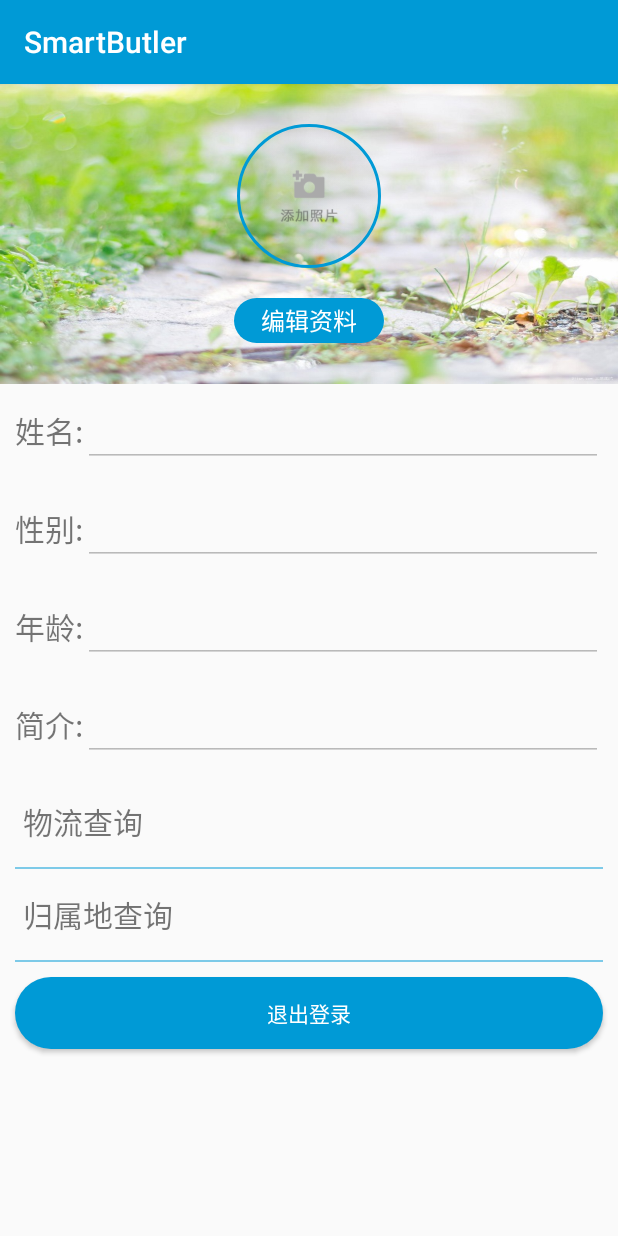
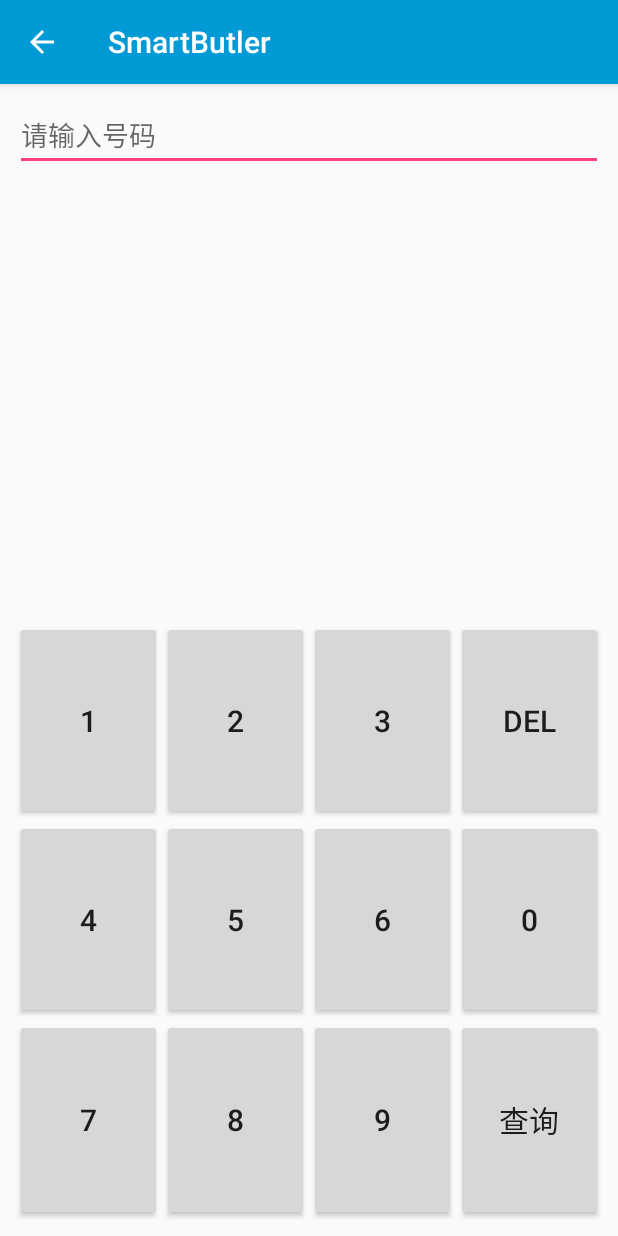
Before and after one commit to cytcool/SmartButler1, an Android app: the fragment UsersFragment shown on its own in the app's theme, after a tap on "归属地查询", on a phone screen of 412 x 824 dp. Run offline under Robolectric (Android 15) with nearby library versions, the phone set to English and light mode, and no system bars; our stand-ins replace CircleImageView; libraries missing offline, so code that uses them is left out: cn.bmob.v3, com.kymjs.rxvolley; Roboto replaces fonts that are not available here; 5 statements that could not run were skipped.

Commit message:
归属地查询

```diff
--- a/app/src/main/AndroidManifest.xml
+++ b/app/src/main/AndroidManifest.xml
@@ -52,6 +52,8 @@
 
         <activity android:name=".ui.CourierActivity"/>
 
+        <activity android:name=".ui.PhoneActivity"/>
+
     </application>
 
 </manifest>
--- a/app/src/main/java/com/atguigu/smartbutler1/fragment/UsersFragment.java
+++ b/app/src/main/java/com/atguigu/smartbutler1/fragment/UsersFragment.java
@@ -22,6 +22,7 @@ import com.atguigu.smartbutler1.entity.MyUser;
 import com.atguigu.smartbutler1.ui.CourierActivity;
 import com.atguigu.smartbutler1.ui.L;
 import com.atguigu.smartbutler1.ui.LoginActivity;
+import com.atguigu.smartbutler1.ui.PhoneActivity;
 import com.atguigu.smartbutler1.view.CustomDialog;
 
 import java.io.File;
@@ -218,12 +219,16 @@ public class UsersFragment extends Fragment implements View.OnClickListener {
             case R.id.btn_picture:
                 toPicture();
                 break;
+
+            //快递查询
             case R.id.tv_courier:
                 startActivity(new Intent(getActivity(), CourierActivity.class));
                 break;
-          /*  case R.id.tv_phone:
+
+            //归属地查询
+            case R.id.tv_phone:
                 startActivity(new Intent(getActivity(), PhoneActivity.class));
-                break;*/
+                break;
         }
     }
 
--- /dev/null
+++ b/app/src/main/java/com/atguigu/smartbutler1/ui/PhoneActivity.java
@@ -0,0 +1,190 @@
+package com.atguigu.smartbutler1.ui;
+
+import android.os.Bundle;
+import android.support.annotation.Nullable;
+import android.text.TextUtils;
+import android.view.View;
+import android.widget.Button;
+import android.widget.EditText;
+import android.widget.ImageView;
+import android.widget.TextView;
+
+import com.atguigu.smartbutler1.R;
+import com.atguigu.smartbutler1.utils.StaticClass;
+import com.kymjs.rxvolley.RxVolley;
+import com.kymjs.rxvolley.client.HttpCallback;
+
+import org.json.JSONException;
+import org.json.JSONObject;
+import org.w3c.dom.Text;
+
+/**
+ * Created by CYT on 2017/11/21.
+ */
+
+public class PhoneActivity extends BaseActivity implements View.OnClickListener {
+
+    //输入框
+    private EditText et_number;
+    //公司logo
+    private ImageView iv_company;
+    //结果
+    private TextView tv_result;
+
+    private Button btn_0, btn_1, btn_2, btn_3, btn_4, btn_5, btn_6, btn_7, btn_8, btn_9, btn_del, btn_query;
+    private boolean flag = false ;
+
+    @Override
+    protected void onCreate(@Nullable Bundle savedInstanceState) {
+        super.onCreate(savedInstanceState);
+        setContentView(R.layout.activity_phone);
+
+        initView();
+    }
+
+    private void initView() {
+        et_number = (EditText) findViewById(R.id.et_number);
+        iv_company = (ImageView) findViewById(R.id.iv_company);
+        tv_result = (TextView) findViewById(R.id.tv_result);
+
+        btn_0 = (Button) findViewById(R.id.btn_0);
+        btn_0.setOnClickListener(this);
+        btn_1 = (Button) findViewById(R.id.btn_1);
+        btn_1.setOnClickListener(this);
+        btn_2 = (Button) findViewById(R.id.btn_2);
+        btn_2.setOnClickListener(this);
+        btn_3 = (Button) findViewById(R.id.btn_3);
+        btn_3.setOnClickListener(this);
+        btn_4 = (Button) findViewById(R.id.btn_4);
+        btn_4.setOnClickListener(this);
+        btn_5 = (Button) findViewById(R.id.btn_5);
+        btn_5.setOnClickListener(this);
+        btn_6 = (Button) findViewById(R.id.btn_6);
+        btn_6.setOnClickListener(this);
+        btn_7 = (Button) findViewById(R.id.btn_7);
+        btn_7.setOnClickListener(this);
+        btn_8 = (Button) findViewById(R.id.btn_8);
+        btn_8.setOnClickListener(this);
+        btn_9 = (Button) findViewById(R.id.btn_9);
+        btn_9.setOnClickListener(this);
+        btn_del = (Button) findViewById(R.id.btn_del);
+        btn_del.setOnClickListener(this);
+        btn_query = (Button) findViewById(R.id.btn_query);
+        btn_query.setOnClickListener(this);
+
+        //长按事件
+        btn_del.setOnLongClickListener(new View.OnLongClickListener() {
+            @Override
+            public boolean onLongClick(View v) {
+                et_number.setText("");
+                return false;
+            }
+        });
+    }
+
+    @Override
+    public void onClick(View view) {
+        /**
+         * 逻辑
+         * 1.获取输入框的内容
+         * 2.判断是否为空
+         * 3.网络请求
+         * 4.解析Json
+         * 5.结果显示
+         *
+         * ------
+         * 键盘逻辑
+         */
+
+        //获取到输入框的内容
+        String str = et_number.getText().toString();
+
+        switch (view.getId()){
+            case R.id.btn_0:
+            case R.id.btn_1:
+            case R.id.btn_2:
+            case R.id.btn_3:
+            case R.id.btn_4:
+            case R.id.btn_5:
+            case R.id.btn_6:
+            case R.id.btn_7:
+            case R.id.btn_8:
+            case R.id.btn_9:
+                if (flag) {
+                    flag = false;
+                    str = "";
+                    et_number.setText("");
+                }
+
+                //每次结尾添加1
+                et_number.setText(str + ((Button) view).getText());
+                //每次移动光标
+                et_number.setSelection(str.length()+1);
+                break;
+            case R.id.btn_del:
+                if (!TextUtils.isEmpty(str) && str.length() > 0) {
+                    //每次结尾减去1
+                    et_number.setText(str.substring(0, str.length() - 1));
+                    //移动光标
+                    et_number.setSelection(str.length() - 1);
+                }
+                break;
+            case R.id.btn_query:
+                if(!TextUtils.isEmpty(str)){
+                    getPhone(str);
+                }
+                break;
+
+
+        }
+
+    }
+
+    //获取归属地
+    private void getPhone(String str) {
+        String url = "http://apis.juhe.cn/mobile/get?phone=" + str + "&key=" + StaticClass.PHONE_KEY;
+        RxVolley.get(url, new HttpCallback() {
+            @Override
+            public void onSuccess(String t) {
+                //Toast.makeText(PhoneActivity.this, "结果：" + t, Toast.LENGTH_SHORT).show();
+                L.i("phone:" + t);
+                parsingJson(t);
+            }
+        });
+    }
+
+    private void parsingJson(String t) {
+        try {
+            JSONObject jsonObject = new JSONObject();
+            JSONObject jsonResult = jsonObject.getJSONObject("result");
+            String province = jsonResult.getString("province");
+            String city = jsonResult.getString("city");
+            String areacode = jsonResult.getString("areacode");
+            String zip = jsonResult.getString("zip");
+            String company = jsonResult.getString("company");
+            String card = jsonResult.getString("card");
+
+            tv_result.setText("归属地:" + province + city + "\n"
+                    + "区号:" + areacode + "\n"
+                    + "邮编:" + zip + "\n"
+                    + "运营商:" + company + "\n"
+                    + "类型:" + card);
+
+            //图片显示
+            switch (company) {
+                case "移动":
+                    iv_company.setBackgroundResource(R.drawable.china_mobile);
+                    break;
+                case "联通":
+                    iv_company.setBackgroundResource(R.drawable.china_unicom);
+                    break;
+                case "电信":
+                    iv_company.setBackgroundResource(R.drawable.china_telecom);
+                    break;
+            }
+            flag=true;
+        } catch (JSONException e) {
+            e.printStackTrace();
+        }
+    }
+}
--- a/app/src/main/java/com/atguigu/smartbutler1/utils/StaticClass.java
+++ b/app/src/main/java/com/atguigu/smartbutler1/utils/StaticClass.java
@@ -14,4 +14,6 @@ public class StaticClass {
 
     //快递Key
     public static final String COURIER_KEY = "1af43b4fd1c9ecf97493233f6769b749";
+
+    public static final String PHONE_KEY = "22a6ba14995ce26dd0002216be51dabb";
 }
--- /dev/null
+++ b/app/src/main/res/layout/activity_phone.xml
@@ -0,0 +1,168 @@
+<?xml version="1.0" encoding="utf-8"?>
+<LinearLayout
+    xmlns:android="http://schemas.android.com/apk/res/android"
+    android:layout_width="match_parent"
+    android:layout_height="match_parent"
+    android:orientation="vertical"
+    android:padding="10dp">
+
+    <EditText
+        android:id="@+id/et_number"
+        android:layout_width="match_parent"
+        android:layout_height="wrap_content"
+        android:hint="@string/text_input_phone"/>
+
+    <LinearLayout
+        android:layout_width="match_parent"
+        android:layout_height="300dp"
+        android:gravity="center"
+        android:orientation="vertical">
+
+        <ImageView
+            android:id="@+id/iv_company"
+            android:layout_width="200dp"
+            android:layout_height="100dp"
+            android:padding="30dp"/>
+
+        <TextView
+            android:gravity="center"
+            android:id="@+id/tv_result"
+            android:layout_width="wrap_content"
+            android:layout_height="wrap_content"
+            android:textColor="@color/colorPrimaryDark"
+            android:textSize="20sp"/>
+
+    </LinearLayout>
+
+    <LinearLayout
+        android:layout_width="match_parent"
+        android:layout_height="0dp"
+        android:layout_weight="1"
+        android:orientation="vertical">
+
+        <!--第一行-->
+        <LinearLayout
+            android:layout_width="match_parent"
+            android:layout_height="wrap_content"
+            android:layout_weight="1"
+            android:orientation="horizontal">
+
+            <Button
+                android:id="@+id/btn_1"
+                android:textSize="20sp"
+                android:text="1"
+                android:layout_width="match_parent"
+                android:layout_height="match_parent"
+                android:layout_weight="1"/>
+
+            <Button
+                android:id="@+id/btn_2"
+                android:textSize="20sp"
+                android:text="2"
+                android:layout_width="match_parent"
+                android:layout_height="match_parent"
+                android:layout_weight="1"/>
+
+            <Button
+                android:id="@+id/btn_3"
+                android:textSize="20sp"
+                android:text="3"
+                android:layout_width="match_parent"
+                android:layout_height="match_parent"
+                android:layout_weight="1"/>
+
+            <Button
+                android:id="@+id/btn_del"
+                android:textSize="20sp"
+                android:text="DEL"
+                android:layout_width="match_parent"
+                android:layout_height="match_parent"
+                android:layout_weight="1"/>
+
+        </LinearLayout>
+
+        <!--第二行-->
+        <LinearLayout
+            android:layout_width="match_parent"
+            android:layout_height="wrap_content"
+            android:layout_weight="1"
+            android:orientation="horizontal">
+
+            <Button
+                android:id="@+id/btn_4"
+                android:textSize="20sp"
+                android:text="4"
+                android:layout_width="match_parent"
+                android:layout_height="match_parent"
+                android:layout_weight="1"/>
+
+            <Button
+                android:id="@+id/btn_5"
+                android:textSize="20sp"
+                android:text="5"
+                android:layout_width="match_parent"
+                android:layout_height="match_parent"
+                android:layout_weight="1"/>
+
+            <Button
+                android:id="@+id/btn_6"
+                android:textSize="20sp"
+                android:text="6"
+                android:layout_width="match_parent"
+                android:layout_height="match_parent"
+                android:layout_weight="1"/>
+
+            <Button
+                android:id="@+id/btn_0"
+                android:textSize="20sp"
+                android:text="0"
+                android:layout_width="match_parent"
+                android:layout_height="match_parent"
+                android:layout_weight="1"/>
+
+        </LinearLayout>
+
+        <!--第三行-->
+        <LinearLayout
+            android:layout_width="match_parent"
+            android:layout_height="wrap_content"
+            android:layout_weight="1"
+            android:orientation="horizontal">
+
+            <Button
+                android:id="@+id/btn_7"
+                android:textSize="20sp"
+                android:text="7"
+                android:layout_width="match_parent"
+                android:layout_height="match_parent"
+                android:layout_weight="1"/>
+
+            <Button
+                android:id="@+id/btn_8"
+                android:textSize="20sp"
+                android:text="8"
+                android:layout_width="match_parent"
+                android:layout_height="match_parent"
+                android:layout_weight="1"/>
+
+            <Button
+                android:id="@+id/btn_9"
+                android:textSize="20sp"
+                android:text="9"
+                android:layout_width="match_parent"
+                android:layout_height="match_parent"
+                android:layout_weight="1"/>
+
+            <Button
+                android:id="@+id/btn_query"
+                android:textSize="20sp"
+                android:text="@string/text_query"
+                android:layout_width="match_parent"
+                android:layout_height="match_parent"
+                android:layout_weight="1"/>
+
+        </LinearLayout>
+
+    </LinearLayout>
+
+</LinearLayout>
```
